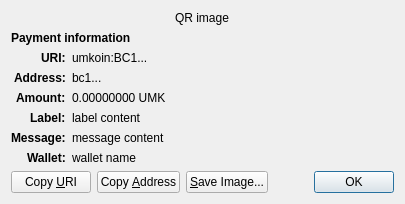
Before: the Qt Designer form src/qt/forms/receiverequestdialog.ui in umkoin/umkoin, drawn with Qt 5.
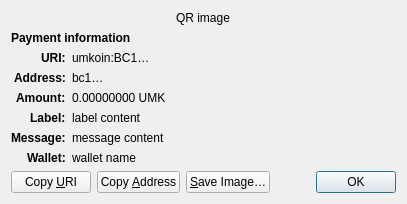
After: the same form once the commit is applied. Custom widgets are drawn as their Qt base class.

Patch:
```diff
--- a/src/qt/forms/receiverequestdialog.ui
+++ b/src/qt/forms/receiverequestdialog.ui
@@ -65,7 +65,7 @@
    <item row="2" column="1" alignment="Qt::AlignTop">
     <widget class="QLabel" name="uri_content">
      <property name="text">
-      <string notr="true">umkoin:BC1...</string>
+      <string notr="true">umkoin:BC1…</string>
      </property>
      <property name="textFormat">
       <enum>Qt::RichText</enum>
@@ -97,7 +97,7 @@
    <item row="3" column="1" alignment="Qt::AlignTop">
     <widget class="QLabel" name="address_content">
      <property name="text">
-      <string notr="true">bc1...</string>
+      <string notr="true">bc1…</string>
      </property>
      <property name="textFormat">
       <enum>Qt::PlainText</enum>
@@ -257,7 +257,7 @@
      <item>
       <widget class="QPushButton" name="btnSaveAs">
        <property name="text">
-        <string>&amp;Save Image...</string>
+        <string>&amp;Save Image…</string>
        </property>
        <property name="autoDefault">
         <bool>false</bool>
```
Left out of the diff: 2 changed lines with no effect on the pictures.
